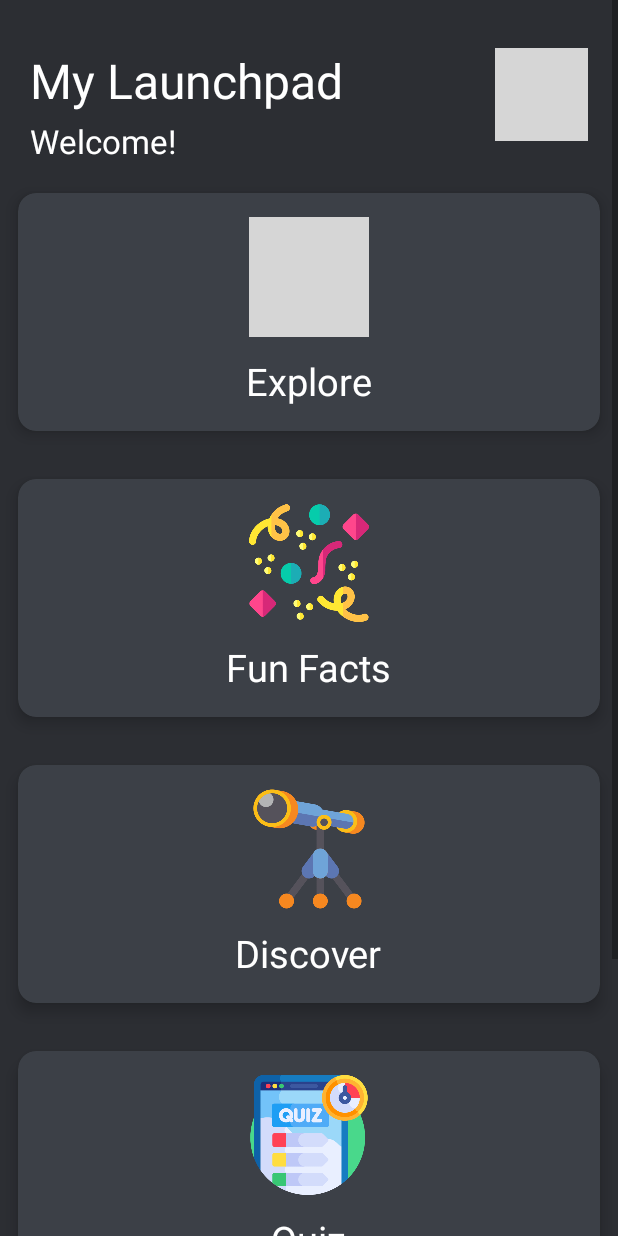
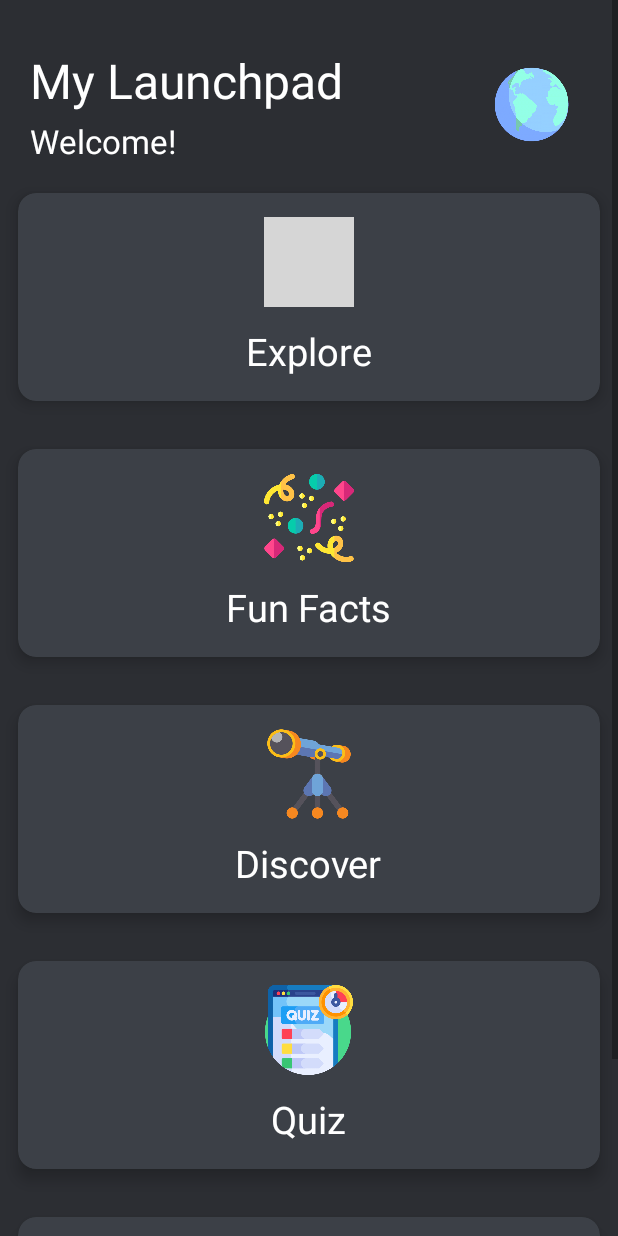
Before and after one commit to colliflowerz/Wonders, an Android app: the MainActivity screen opened directly, with no data from a screen before it, on a phone screen of 412 x 824 dp. Run offline under Robolectric (Android 15) with nearby library versions, the phone set to English and light mode, and no system bars; network calls fail; grey boxes are pictures that could not be loaded.

Commit message:
quiz stuff

```diff
--- /dev/null
+++ b/app/src/main/res/drawable/tab_color.xml
@@ -0,0 +1,5 @@
+<?xml version="1.0" encoding="utf-8"?>
+<selector xmlns:android="http://schemas.android.com/apk/res/android">
+    <item android:color="@color/teal" android:state_checked="true"/>
+    <item android:color="@android:color/black"/>
+</selector>
--- a/app/src/main/res/layout/activity_main.xml
+++ b/app/src/main/res/layout/activity_main.xml
@@ -41,9 +41,9 @@
 
             <ImageView
                 android:layout_alignParentRight="true"
-                android:src="@drawable/world"
-                android:layout_width="62dp"
-                android:layout_height="62dp" />
+                android:src="@drawable/globepng"
+                android:layout_width="75dp"
+                android:layout_height="75dp" />
 
 
         </RelativeLayout>
@@ -77,8 +77,8 @@
                     android:padding="16dp">
 
                     <ImageView
-                        android:layout_width="80dp"
-                        android:layout_height="80dp"
+                        android:layout_width="60dp"
+                        android:layout_height="60dp"
                         android:src="@drawable/world" />
 
                     <TextView
@@ -116,8 +116,8 @@
                     android:padding="16dp">
 
                     <ImageView
-                        android:layout_width="80dp"
-                        android:layout_height="80dp"
+                        android:layout_width="60dp"
+                        android:layout_height="60dp"
                         android:src="@drawable/confetti" />
 
                     <TextView
@@ -155,8 +155,8 @@
                     android:padding="16dp">
 
                     <ImageView
-                        android:layout_width="80dp"
-                        android:layout_height="80dp"
+                        android:layout_width="60dp"
+                        android:layout_height="60dp"
                         android:src="@drawable/telescope" />
 
                     <TextView
@@ -196,8 +196,8 @@
 
                     <ImageView
                         android:src="@drawable/quiz"
-                        android:layout_width="80dp"
-                        android:layout_height="80dp"/>
+                        android:layout_width="60dp"
+                        android:layout_height="60dp"/>
 
                     <TextView
                         android:layout_marginTop="12dp"
@@ -235,8 +235,8 @@
 
                     <ImageView
                         android:src="@drawable/paper"
-                        android:layout_width="80dp"
-                        android:layout_height="80dp"/>
+                        android:layout_width="60dp"
+                        android:layout_height="60dp"/>
 
                     <TextView
                         android:layout_marginTop="12dp"
--- a/app/src/main/res/values/colors.xml
+++ b/app/src/main/res/values/colors.xml
@@ -13,4 +13,6 @@
     <color name="melon">#FCBFB7</color>
 
 
+
+
 </resources>
```
Also changed, not shown: app/src/main/res/layout/activity_detail.xml (+7 -1 lines).
